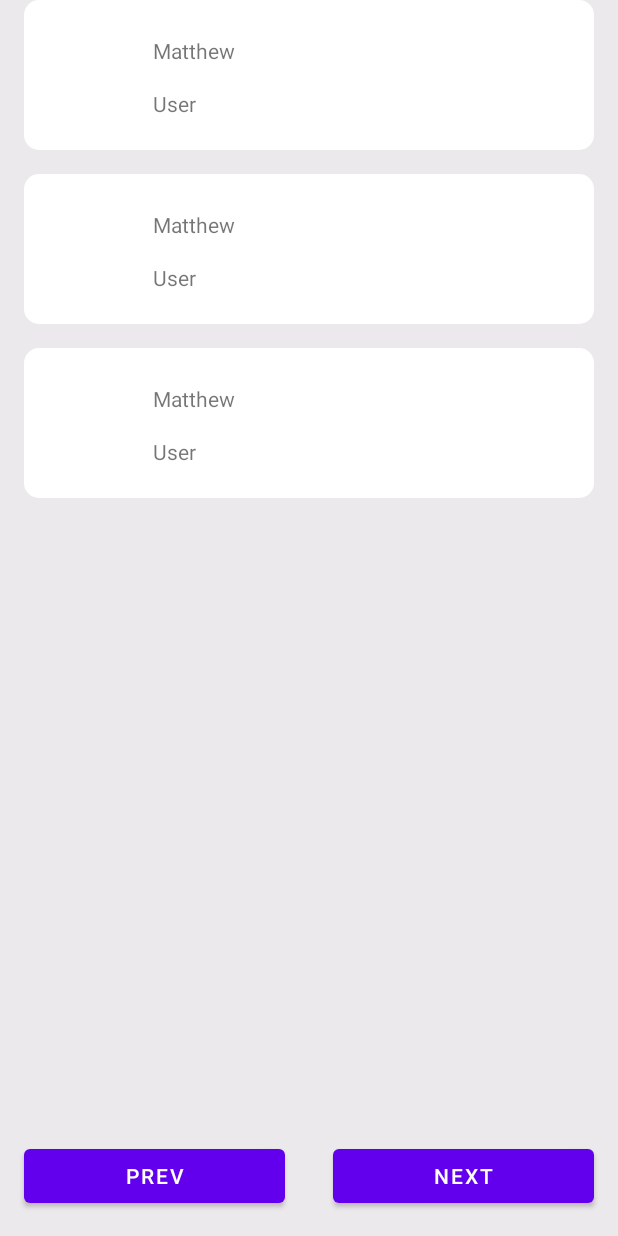
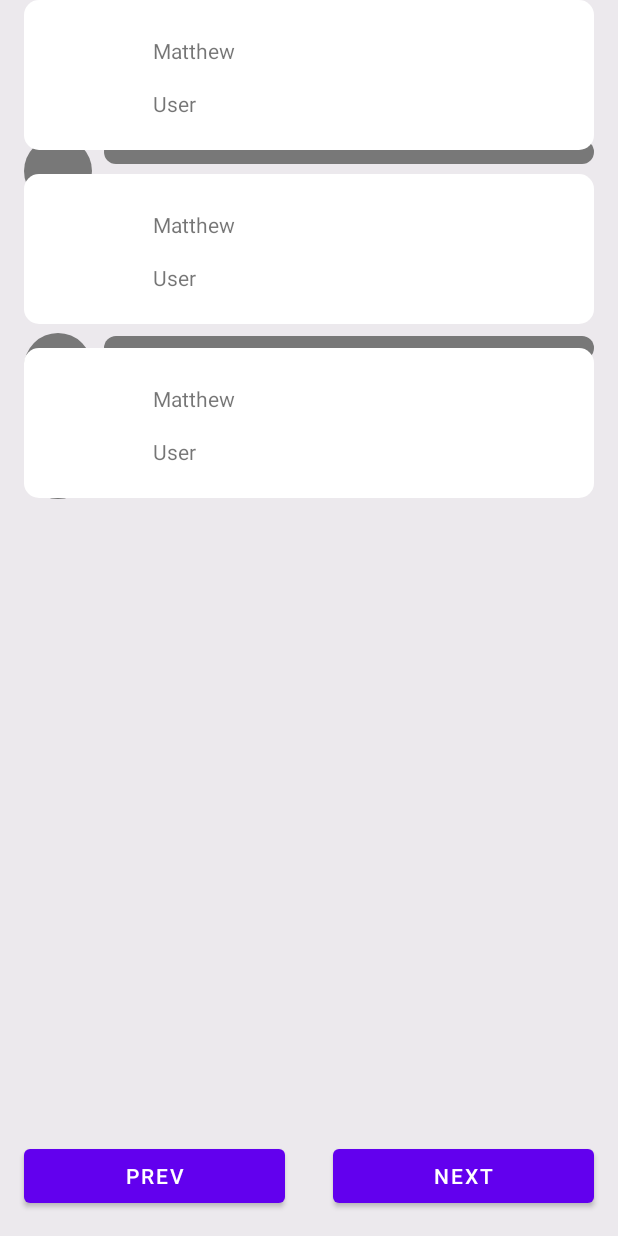
Before and after one commit to jawnpaul/github-search, an Android app: the layout fragment_result.xml on its own in the app's theme, with its tools: preview values and no code run, on a phone screen of 412 x 824 dp. Run offline under Robolectric (Android 15) with nearby library versions, the phone set to English and light mode, and no system bars.

Commit message:
completed making api calls and showing in result

```diff
--- /dev/null
+++ b/app/src/main/res/drawable/circular_shimmer_bg.xml
@@ -0,0 +1,8 @@
+<?xml version="1.0" encoding="utf-8"?>
+<selector xmlns:android="http://schemas.android.com/apk/res/android">
+    <item>
+        <shape android:shape="oval">
+            <solid android:color="@color/grey" />
+        </shape>
+    </item>
+</selector>
--- /dev/null
+++ b/app/src/main/res/drawable/shimmer_bg.xml
@@ -0,0 +1,9 @@
+<?xml version="1.0" encoding="utf-8"?>
+<selector xmlns:android="http://schemas.android.com/apk/res/android">
+    <item>
+        <shape android:shape="rectangle">
+            <solid android:color="@color/grey" />
+            <corners android:radius="20dp" />
+        </shape>
+    </item>
+</selector>
--- a/app/src/main/res/layout/fragment_result.xml
+++ b/app/src/main/res/layout/fragment_result.xml
@@ -1,15 +1,57 @@
 <?xml version="1.0" encoding="utf-8"?>
-<RelativeLayout xmlns:android="http://schemas.android.com/apk/res/android"
-    xmlns:tools="http://schemas.android.com/tools"
+
+<layout xmlns:android="http://schemas.android.com/apk/res/android"
+    xmlns:tools="http://schemas.android.com/tools">
+
+    <data>
+
+        <import type="android.view.View" />
+
+        <variable
+            name="mainViewModel"
+            type="com.example.githubsearch.MainViewModel" />
+    </data>
+
+    <RelativeLayout xmlns:app="http://schemas.android.com/apk/res-auto"
         android:layout_width="match_parent"
         android:layout_height="match_parent"
         android:background="@color/colorGreyMid"
         tools:context=".features.result.presentation.view.ResultFragment">
 
+        <com.facebook.shimmer.ShimmerFrameLayout
+            android:id="@+id/shimmer_view_container"
+            android:layout_width="match_parent"
+            android:layout_height="wrap_content"
+            android:layout_margin="@dimen/sixteen"
+            android:visibility="@{mainViewModel.searchResult.loading ? View.VISIBLE : View.GONE, default=visible}"
+            app:shimmer_auto_start="true"
+            app:shimmer_highlight_color="@color/strokeColor">
+
+            <LinearLayout
+                android:layout_width="match_parent"
+                android:layout_height="match_parent"
+                android:orientation="vertical">
+
+                <include layout="@layout/item_shimmer" />
+
+                <include layout="@layout/item_shimmer" />
+
+                <include layout="@layout/item_shimmer" />
+
+                <include layout="@layout/item_shimmer" />
+
+                <include layout="@layout/item_shimmer" />
+
+            </LinearLayout>
+        </com.facebook.shimmer.ShimmerFrameLayout>
+
         <androidx.recyclerview.widget.RecyclerView
+            android:id="@+id/result_recycler_view"
             android:layout_width="match_parent"
             android:layout_height="wrap_content"
             android:layout_alignParentTop="true"
+            android:visibility="@{mainViewModel.searchResult.result != null ? View.VISIBLE : View.GONE, default=gone}"
+            app:searchResults="@{mainViewModel.searchResult.result}"
             tools:listitem="@layout/single_result_item" />
 
         <LinearLayout
@@ -34,3 +76,4 @@
                 android:text="@string/next" />
         </LinearLayout>
     </RelativeLayout>
+</layout>
--- /dev/null
+++ b/app/src/main/res/layout/item_shimmer.xml
@@ -0,0 +1,40 @@
+<?xml version="1.0" encoding="utf-8"?>
+<androidx.constraintlayout.widget.ConstraintLayout xmlns:android="http://schemas.android.com/apk/res/android"
+    xmlns:app="http://schemas.android.com/apk/res-auto"
+    android:layout_width="match_parent"
+    android:layout_height="wrap_content"
+    android:paddingTop="10dp"
+    android:paddingBottom="10dp">
+
+    <View
+        android:id="@+id/image"
+        android:layout_width="45dp"
+        android:layout_height="45dp"
+        android:layout_gravity="center_vertical"
+        android:background="@drawable/circular_shimmer_bg"
+        app:layout_constraintStart_toStartOf="parent"
+        app:layout_constraintTop_toTopOf="parent" />
+
+    <View
+        android:id="@+id/title"
+        android:layout_width="0dp"
+        android:layout_height="16dp"
+        android:layout_marginStart="8dp"
+        android:layout_marginBottom="4dp"
+        android:background="@drawable/shimmer_bg"
+        app:layout_constraintBottom_toTopOf="@id/subtitle"
+        app:layout_constraintEnd_toEndOf="parent"
+        app:layout_constraintStart_toEndOf="@id/image"
+        app:layout_constraintTop_toTopOf="@id/image" />
+
+    <View
+        android:id="@+id/subtitle"
+        android:layout_width="150dp"
+        android:layout_height="16dp"
+        android:layout_marginStart="8dp"
+        android:layout_marginTop="4dp"
+        android:background="@drawable/shimmer_bg"
+        app:layout_constraintBottom_toBottomOf="@id/image"
+        app:layout_constraintStart_toEndOf="@id/image"
+        app:layout_constraintTop_toBottomOf="@id/title" />
+</androidx.constraintlayout.widget.ConstraintLayout>
--- a/app/src/main/res/layout/single_result_item.xml
+++ b/app/src/main/res/layout/single_result_item.xml
@@ -26,6 +26,7 @@
         tools:text="Matthew" />
 
     <TextView
+        android:id="@+id/type_text_view"
         android:layout_width="wrap_content"
         android:layout_height="wrap_content"
         android:layout_below="@id/name_text_view"
--- a/app/src/main/res/values/colors.xml
+++ b/app/src/main/res/values/colors.xml
@@ -8,4 +8,6 @@
     <color name="black">#FF000000</color>
     <color name="white">#FFFFFFFF</color>
     <color name="colorGreyMid">#ECE9ED</color>
+    <color name="grey">#787878</color>
+    <color name="strokeColor">#2E2E2E</color>
 </resources>
--- a/app/src/main/res/values/strings.xml
+++ b/app/src/main/res/values/strings.xml
@@ -1,7 +1,5 @@
 <resources>
     <string name="app_name">Github Search</string>
-    <!-- TODO: Remove or change this placeholder text -->
-    <string name="hello_blank_fragment">Hello blank fragment</string>
     <string name="login">Login</string>
     <string name="submit">Submit</string>
     <string name="prev">Prev</string>
```
Also changed, not shown: app/src/main/java/com/example/githubsearch/core/utility/Util.kt (+8 -0 lines), app/src/main/java/com/example/githubsearch/features/result/presentation/adapter/SearchResultAdapter.kt (added, +61 -0 lines), app/src/main/java/com/example/githubsearch/features/result/presentation/binding/SearchResultBinding.kt (added, +13 -0 lines), app/src/main/java/com/example/githubsearch/features/result/presentation/view/ResultFragment.kt (+31 -3 lines). Lines whose indentation alone changed are shown as unchanged.
